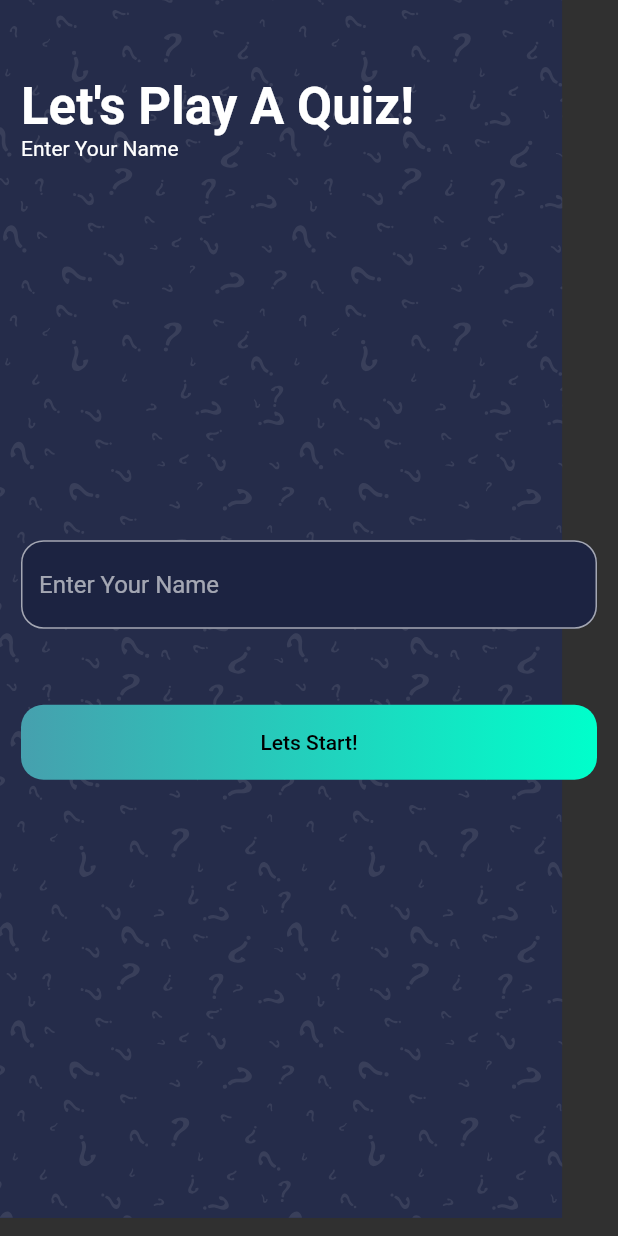
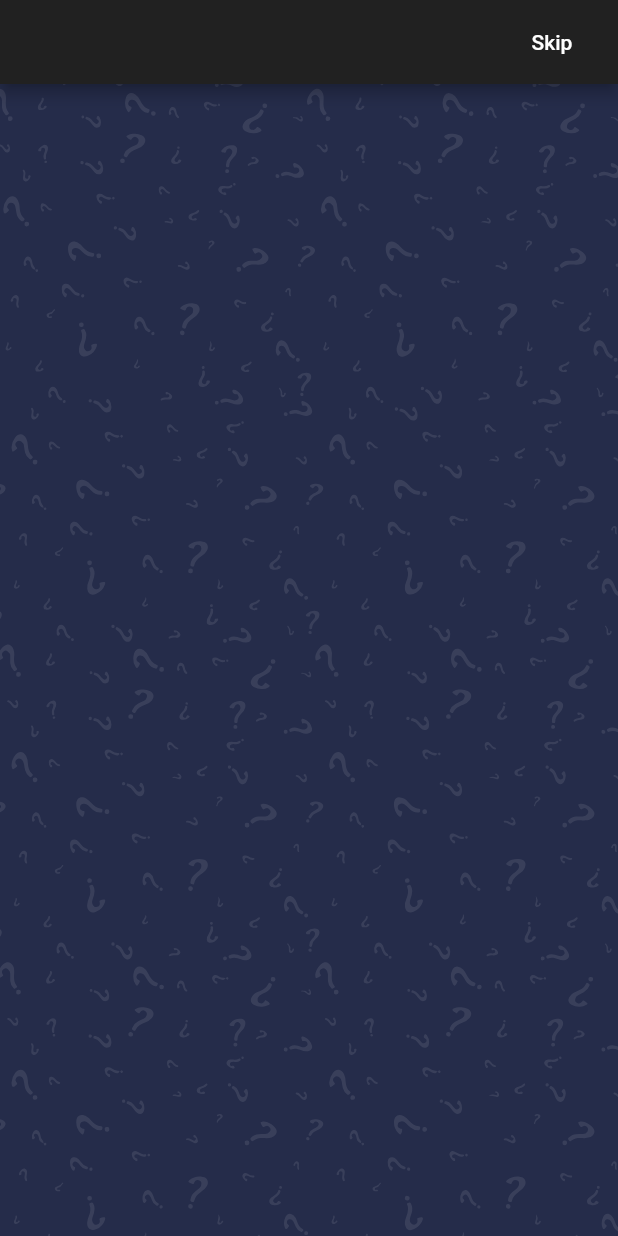
Before and after one commit to GeekAbdou/QuizApp, a Flutter app: the screen it shows after launch, on a phone screen of 412 x 824 dp. Run offline on Flutter 3.47's test engine with Material 2 defaults, Android fonts, the phone set to English and light mode, and no system bars; our stand-ins replace websafe_svg.

Commit message:
Start Screen Done

```diff
--- a/lib/main.dart
+++ b/lib/main.dart
@@ -1,6 +1,7 @@
 import 'package:flutter/material.dart';
 
 import 'screens/homepage_screen.dart';
+import 'screens/quiz.dart';
 
 void main() {
   runApp(MyApp());
@@ -13,7 +14,7 @@ class MyApp extends StatelessWidget {
       title: 'Quiz App',
       debugShowCheckedModeBanner: false,
       theme: ThemeData.dark(),
-      home: HomePageScreen(),
+      home: QuizScreen(),
     );
   }
 }
--- a/lib/screens/homepage_screen.dart
+++ b/lib/screens/homepage_screen.dart
@@ -1,4 +1,3 @@
-import 'package:flutter/foundation.dart';
 import 'package:flutter/material.dart';
 import 'package:websafe_svg/websafe_svg.dart';
 
@@ -9,8 +8,10 @@ class HomePageScreen extends StatelessWidget {
       body: Stack(
         children: [
           WebsafeSvg.asset(
-            'assets/images/backgroung.svg',
+            'assets/images/background.svg',
             fit: BoxFit.cover,
+            width: MediaQuery.of(context).size.width,
+            height: MediaQuery.of(context).size.height,
           ),
           SafeArea(
             child: Padding(
--- a/lib/screens/quiz.dart
+++ b/lib/screens/quiz.dart
@@ -0,0 +1,27 @@
+import 'package:flutter/material.dart';
+import 'package:websafe_svg/websafe_svg.dart';
+
+class QuizScreen extends StatelessWidget {
+  @override
+  Widget build(BuildContext context) {
+    return Scaffold(
+      extendBodyBehindAppBar: true,
+      appBar: AppBar(
+        actions: [
+          FlatButton(
+            onPressed: () {},
+            child: Text("Skip"),
+          )
+        ],
+      ),
+      body: Stack(children: [
+        WebsafeSvg.asset(
+          'assets/images/background.svg',
+          fit: BoxFit.cover,
+          width: MediaQuery.of(context).size.width,
+          height: MediaQuery.of(context).size.height,
+        ),
+      ]),
+    );
+  }
+}
--- a/pubspec.yaml
+++ b/pubspec.yaml
@@ -29,7 +29,6 @@ dependencies:
   cupertino_icons: ^0.1.3
   websafe_svg: ^1.1.4
 
-
 dev_dependencies:
   flutter_test:
     sdk: flutter
@@ -47,7 +46,7 @@ flutter:
 
   # To add assets to your application, add an assets section, like this:
   assets:
-    - assets/images/backgroung.svg
+    - assets/images/background.svg
 
   # An image asset can refer to one or more resolution-specific "variants", see
   # https://flutter.dev/assets-and-images/#resolution-aware.
```
Also changed, not shown: assets/images/background.svg (renamed from assets/images/backgroung.svg).
